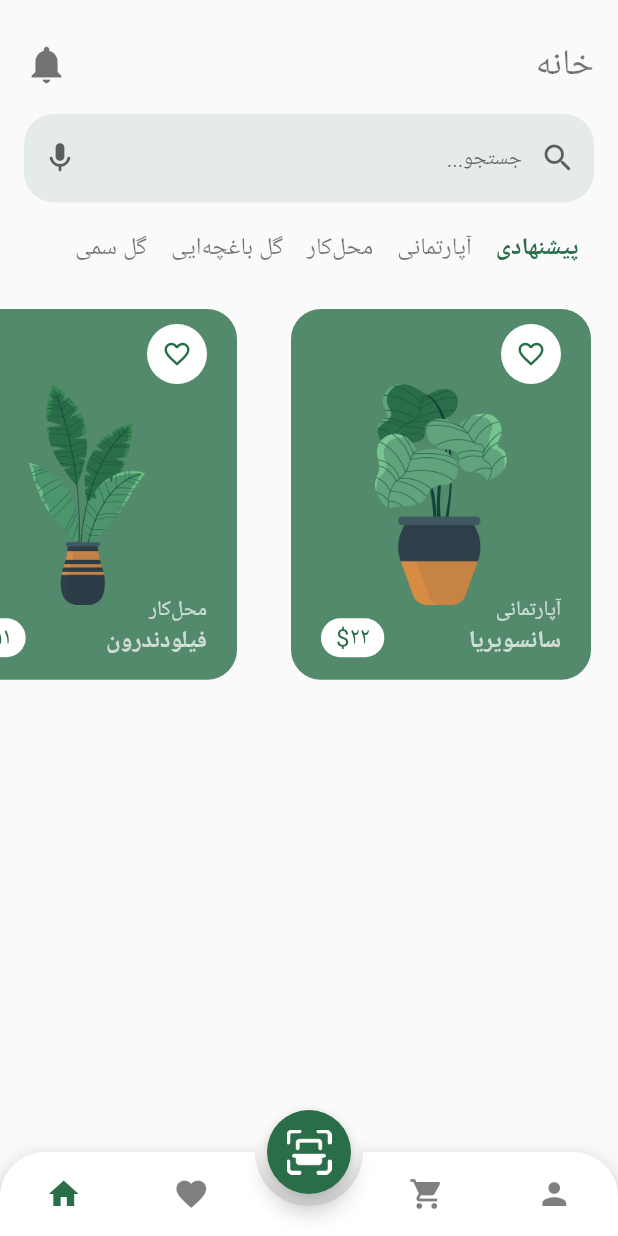
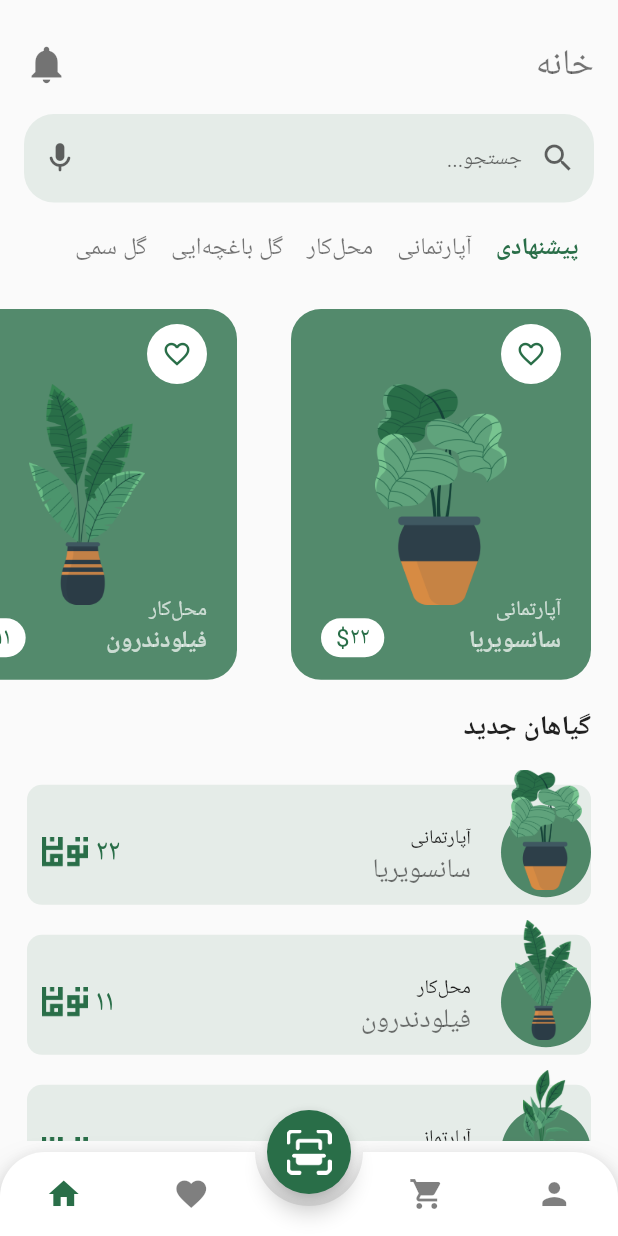
Before and after one commit to mahdi-safdari/Plantopia, a Flutter app: the MainWrapper screen opened directly, on a phone screen of 412 x 824 dp. Run offline on Flutter 3.47's test engine with Material 2 defaults, Android fonts, the phone set to English and light mode, and no system bars; drawn by our look-alikes of animated_bottom_navigation_bar; our stand-ins replace page_transition, smooth_page_indicator; Roboto replaces fonts that are missing (Lalezar, YekanBakh, iranSans).

Commit message:
add plant widget

```diff
--- a/lib/core/constants/constants.dart
+++ b/lib/core/constants/constants.dart
@@ -20,11 +20,6 @@ class Constants {
   static const List<IconData> iconList = <IconData>[Icons.home, Icons.favorite, Icons.shopping_cart, Icons.person];
   static const List<String> plantTypes = ['پیشنهادی', 'آپارتمانی', 'محل‌کار', 'گل باغچه‌ایی', 'گل سمی'];
   static List<Widget> pages() {
-    return const <Widget>[
-      HomePage(),
-      FavoritePage(),
-      CartPage(),
-      ProfilePage(),
-    ];
+    return const <Widget>[HomePage(), FavoritePage(), CartPage(), ProfilePage()];
   }
 }
--- a/lib/core/widgets/detail_page.dart
+++ b/lib/core/widgets/detail_page.dart
@@ -57,37 +57,7 @@ class _DetailPageState extends State<DetailPage> {
             ),
           ),
 
-          Positioned(
-            top: 100.0,
-            left: 20.0,
-            right: 20.0,
-            child: Container(
-              width: size.width * 0.8,
-              height: size.height * 0.8,
-              padding: const EdgeInsets.all(20.0),
-              child: Stack(
-                children: <Widget>[
-                  //! Plant Feature
-                  Positioned(
-                    top: 10.0,
-                    right: 0.0,
-                    child: SizedBox(
-                      height: 200.0,
-                      child: Column(
-                        mainAxisAlignment: MainAxisAlignment.spaceBetween,
-                        crossAxisAlignment: CrossAxisAlignment.end,
-                        children: <Widget>[
-                          PlantFeature(title: 'اندازه‌گیاه', plantFeature: data.size),
-                          PlantFeature(title: 'رطوبت‌هوا', plantFeature: data.humidity.toString().farsiNumber),
-                          PlantFeature(title: 'دمای‌نگهداری', plantFeature: data.temperature.toString().farsiNumber),
-                        ],
-                      ),
-                    ),
-                  ),
-                ],
-              ),
-            ),
-          ),
+          //! Detail bottom
           Positioned(
             bottom: 0.0,
             left: 0.0,
@@ -106,7 +76,7 @@ class _DetailPageState extends State<DetailPage> {
                   Row(
                     mainAxisAlignment: MainAxisAlignment.spaceBetween,
                     crossAxisAlignment: CrossAxisAlignment.end,
-                    children: [
+                    children: <Widget>[
                       //! Star
                       Row(
                         crossAxisAlignment: CrossAxisAlignment.center,
@@ -156,6 +126,39 @@ class _DetailPageState extends State<DetailPage> {
           ),
           //! Product Image
           Positioned(top: 120.0, left: 50.0, child: SizedBox(height: 350.0, child: Image.asset(data.imageURL))),
+          //! Detail up
+          Positioned(
+            top: 100.0,
+            left: 249.0,
+            right: 20.0,
+            child: Container(
+              width: size.width * 0.2,
+              height: size.height * 0.32,
+              decoration: BoxDecoration(borderRadius: BorderRadius.circular(30), color: Constants.primaryColor.withOpacity(0.1)),
+              padding: const EdgeInsets.all(20.0),
+              child: Stack(
+                children: <Widget>[
+                  //! Plant Feature
+                  Positioned(
+                    top: 10.0,
+                    right: 0.0,
+                    child: SizedBox(
+                      height: 200.0,
+                      child: Column(
+                        mainAxisAlignment: MainAxisAlignment.spaceBetween,
+                        crossAxisAlignment: CrossAxisAlignment.end,
+                        children: <Widget>[
+                          PlantFeature(title: 'اندازه‌گیاه', plantFeature: data.size),
+                          PlantFeature(title: 'رطوبت‌هوا', plantFeature: data.humidity.toString().farsiNumber),
+                          PlantFeature(title: 'دمای‌نگهداری', plantFeature: data.temperature.toString().farsiNumber),
+                        ],
+                      ),
+                    ),
+                  ),
+                ],
+              ),
+            ),
+          ),
         ],
       ),
       floatingActionButton: SizedBox(
--- /dev/null
+++ b/lib/core/widgets/plant_widget.dart
@@ -0,0 +1,82 @@
+import 'package:flutter/material.dart';
+import 'package:page_transition/page_transition.dart';
+import 'package:plantopia/core/constants/constants.dart';
+import 'package:plantopia/core/widgets/detail_page.dart';
+import 'package:plantopia/core/widgets/extensions.dart';
+import 'package:plantopia/core/widgets/model.dart';
+
+class NewPlantWidget extends StatelessWidget {
+  final List<Plant> _plantList;
+  final int index;
+
+  const NewPlantWidget({Key? key, required List<Plant> plantList, required this.index})
+      : _plantList = plantList,
+        super(key: key);
+
+  @override
+  Widget build(BuildContext context) {
+    Size size = MediaQuery.of(context).size;
+    var data = _plantList[index];
+    return GestureDetector(
+      onTap: () {
+        Navigator.push(
+          context,
+          PageTransition(child: DetailPage(plantId: data.plantId), type: PageTransitionType.rightToLeft),
+        );
+      },
+      child: Container(
+        decoration: BoxDecoration(color: Constants.primaryColor.withOpacity(0.1), borderRadius: BorderRadius.circular(10.0)),
+        height: 80.0,
+        width: size.width,
+        margin: const EdgeInsets.only(bottom: 10.0, top: 10.0),
+        padding: const EdgeInsets.only(left: 10.0, top: 10.0),
+        child: Row(
+          mainAxisAlignment: MainAxisAlignment.spaceBetween,
+          crossAxisAlignment: CrossAxisAlignment.center,
+          children: <Widget>[
+            Row(
+              children: <Widget>[
+                SizedBox(height: 20.0, child: Image.asset('assets/images/PriceUnit-green.png')),
+                const SizedBox(width: 5.0),
+                Text(
+                  data.price.toString().farsiNumber,
+                  style: const TextStyle(fontFamily: Constants.lalezar, color: Constants.primaryColor, fontSize: 20.0),
+                ),
+              ],
+            ),
+            Stack(
+              clipBehavior: Clip.none,
+              children: <Widget>[
+                Container(
+                  width: 60.0,
+                  height: 60.0,
+                  decoration: BoxDecoration(color: Constants.primaryColor.withOpacity(0.8), shape: BoxShape.circle),
+                ),
+                Positioned(
+                  bottom: 5.0,
+                  left: 0,
+                  right: 0,
+                  child: SizedBox(height: 80.0, child: Image.asset(data.imageURL)),
+                ),
+                Positioned(
+                  bottom: 5.0,
+                  right: 80.0,
+                  child: Column(
+                    crossAxisAlignment: CrossAxisAlignment.end,
+                    children: <Widget>[
+                      Text(data.category, style: const TextStyle(fontSize: 13.0, fontFamily: Constants.yekanBakh)),
+                      Text(
+                        data.plantName,
+                        style: const TextStyle(fontSize: 18.0, fontFamily: Constants.yekanBakh, color: Constants.blackColor),
+                      ),
+                    ],
+                  ),
+                )
+              ],
+            ),
+          ],
+        ),
+      ),
+    );
+  }
+}
--- a/lib/screens/home_page.dart
+++ b/lib/screens/home_page.dart
@@ -4,6 +4,8 @@ import 'package:plantopia/core/constants/constants.dart';
 import 'package:plantopia/core/widgets/detail_page.dart';
 import 'package:plantopia/core/widgets/extensions.dart';
 import 'package:plantopia/core/widgets/model.dart';
+
+import '../core/widgets/plant_widget.dart';
 
 class HomePage extends StatefulWidget {
   const HomePage({super.key});
@@ -169,6 +171,28 @@ class _HomePageState extends State<HomePage> {
                 },
               ),
             ),
+            //! New Plants - Text
+            Container(
+              alignment: Alignment.centerRight,
+              padding: const EdgeInsets.only(right: 18.0, bottom: 15.0, top: 20.0),
+              child: const Text(
+                'گیاهان جدید',
+                style: TextStyle(fontFamily: Constants.lalezar, fontSize: 18.0, fontWeight: FontWeight.bold),
+              ),
+            ),
+
+            //! New Plants - Product 2
+            Container(
+              padding: const EdgeInsets.symmetric(horizontal: 18.0),
+              height: size.height * 0.3,
+              child: ListView.builder(
+                itemCount: _plantList.length,
+                physics: const BouncingScrollPhysics(),
+                itemBuilder: (BuildContext context, int index) {
+                  return NewPlantWidget(plantList: _plantList, index: index);
+                },
+              ),
+            ),
           ],
         ),
       ),
```
